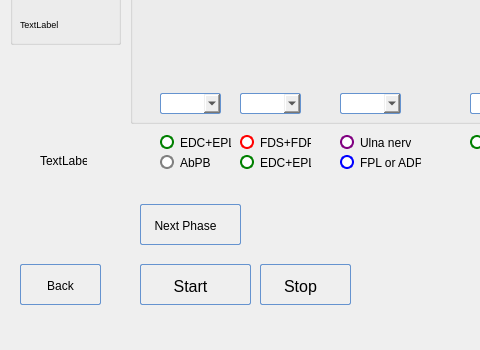
Before: the Qt Designer form POML060_v1/programpalmergrasp.ui in viniltc/POML060, drawn with Qt 5; both pictures show x 0 to 480 and y 226 to 576 of the 630 by 576 pixel window.
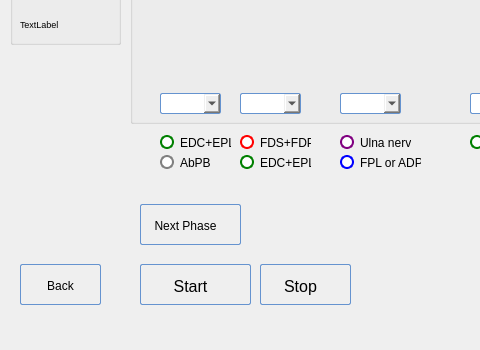
After: the same form once the commit is applied. Icons and pictures are not drawn.

```diff
--- a/POML060_v1/programpalmergrasp.ui
+++ b/POML060_v1/programpalmergrasp.ui
@@ -1450,19 +1450,6 @@
      <string/>
     </property>
    </widget>
-   <widget class="QLabel" name="label_7">
-    <property name="geometry">
-     <rect>
-      <x>40</x>
-      <y>380</y>
-      <width>47</width>
-      <height>13</height>
-     </rect>
-    </property>
-    <property name="text">
-     <string>TextLabel</string>
-    </property>
-   </widget>
   </widget>
   <widget class="QMenuBar" name="menubar">
    <property name="geometry">
```
